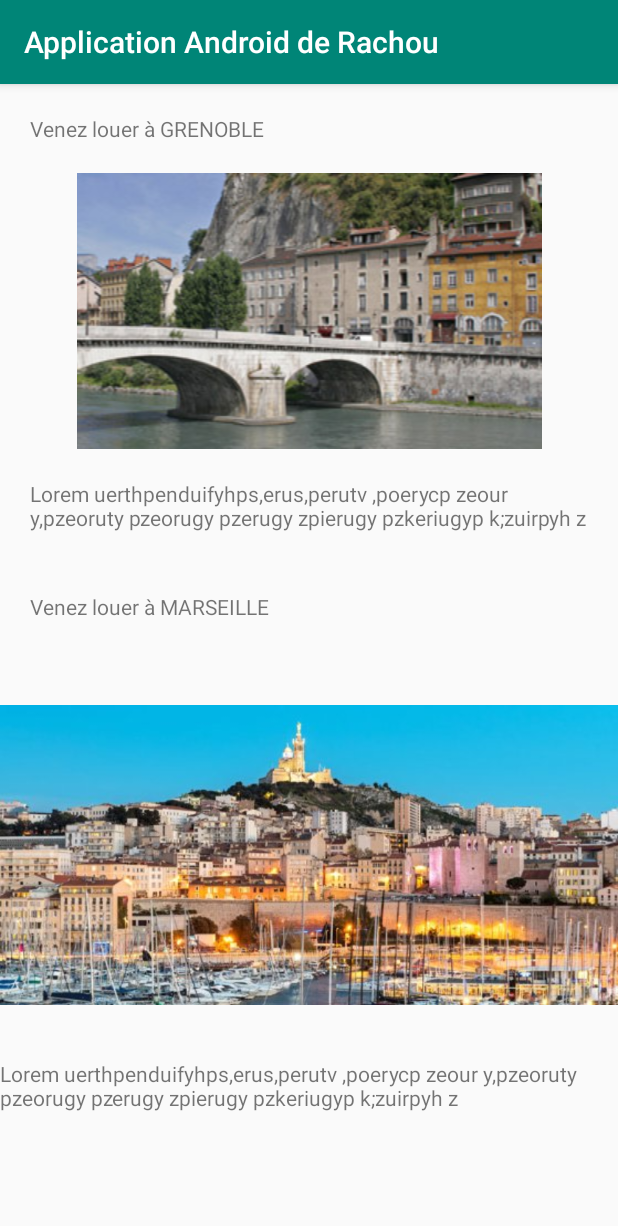
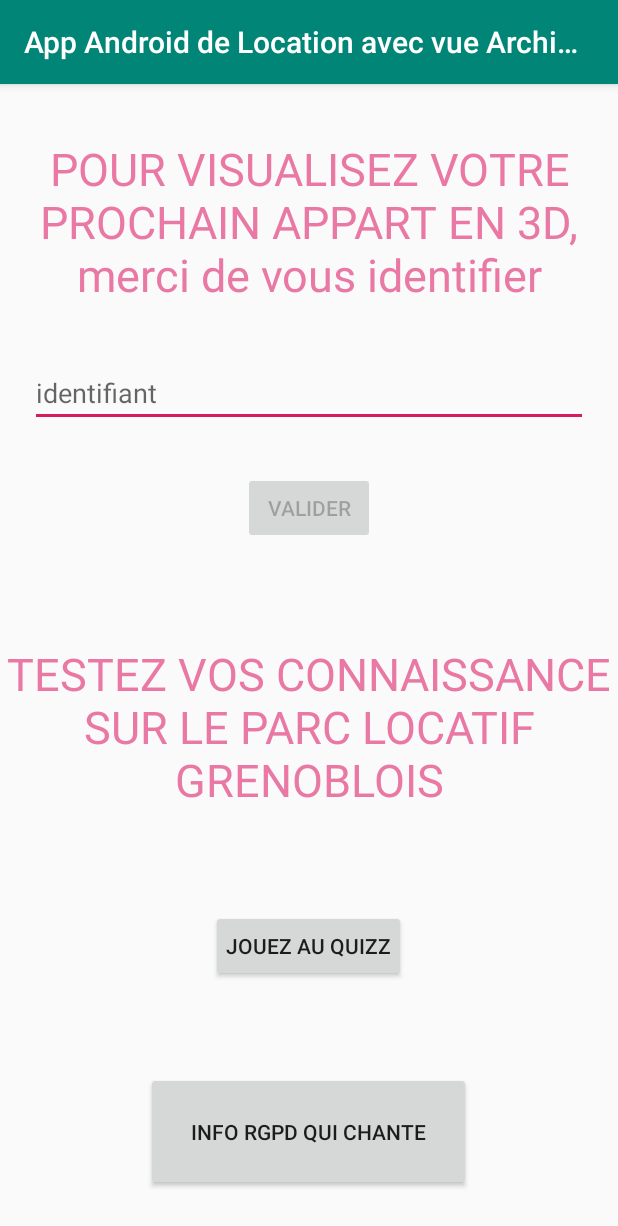
Before and after one commit to RaShellM/AndoidAppMobile, an Android app: the screen it shows after launch (MainActivity), on a phone screen of 412 x 824 dp. Shown: the top 1226 px of the screen. Run offline under Robolectric (Android 15) with nearby library versions, the phone set to English and light mode, and no system bars.

Commit message:
2eme journée avec son et structure ok

```diff
--- a/app/src/main/AndroidManifest.xml
+++ b/app/src/main/AndroidManifest.xml
@@ -9,7 +9,9 @@
         android:roundIcon="@mipmap/ic_launcher_round"
         android:supportsRtl="true"
         android:theme="@style/AppTheme">
-        <activity android:name=".MarseilleActivity"></activity>
+        <activity android:name=".Controller.GameActivity"></activity>
+        <activity android:name=".LocationActivity" />
+        <activity android:name=".MarseilleActivity" />
         <activity android:name=".GrenobleActivity" />
         <activity android:name=".MainActivity">
             <intent-filter>
--- a/app/src/main/java/com/example/appandroidrachou/MainActivity.java
+++ b/app/src/main/java/com/example/appandroidrachou/MainActivity.java
@@ -3,34 +3,88 @@ package com.example.appandroidrachou;
 import androidx.appcompat.app.AppCompatActivity;
 
 import android.content.Intent;
+import android.media.MediaPlayer;
 import android.os.Bundle;
+import android.text.Editable;
+import android.text.TextWatcher;
 import android.view.View;
 import android.widget.Button;
 import android.widget.EditText;
-import android.widget.ImageView;
 import android.widget.TextView;
+
+import com.example.appandroidrachou.Controller.GameActivity;
+import com.example.appandroidrachou.Model.User;
+
+import java.util.List;
 
 public class MainActivity extends AppCompatActivity {
 
-    private ImageView gre;
-    private TextView mMessage;
-    private EditText identifiantInput;
+    private TextView mIdentifMessage;
+    private EditText mIdentifInput;
     private Button mIdentifButton;
+    private Button mInfoButton;
+    private MediaPlayer audio;
+    private Button mGameButton;
+    private MediaPlayer audiosiffle;
+
+    private User mUser;
+
 
     @Override
     protected void onCreate(Bundle savedInstanceState) {
         super.onCreate(savedInstanceState);
         setContentView(R.layout.activity_main);
 
-        this.gre = findViewById(R.id.grenobleImg);
-        gre.setOnClickListener(new View.OnClickListener() {
+        // INSTANCIATIONS
+        mIdentifMessage = (TextView) findViewById(R.id.activity_identifiant_identif_text);
+        mIdentifInput = (EditText) findViewById(R.id.activity_identifiant_identif_input);
+        mIdentifButton = (Button) findViewById(R.id.activity_identifiant_identif_button);
+            //game
+        mGameButton = (Button) findViewById(R.id.activity_game_jouer_button);
+            //info
+        mInfoButton = (Button) findViewById(R.id.activity_identifiant_info_button);
+            //audio
+        audio = MediaPlayer.create(getApplicationContext(), R.raw.sncf);
+        mUser = new User("default");
+
+        //METHODE identif
+        mIdentifButton.setEnabled(false);
+        //METHODE Listener sur input identif
+        mIdentifInput.addTextChangedListener(new TextWatcher() {
+            @Override
+            public void beforeTextChanged(CharSequence s, int start, int count, int after) {
+            }
+            @Override
+            public void onTextChanged(CharSequence s, int start, int before, int count) {
+                mIdentifButton.setEnabled(s.toString().length()>3);
+            }
+            @Override
+            public void afterTextChanged(Editable s) {
+            }
+        });
+        //METHODE aller vers LOCATION
+        mIdentifButton.setOnClickListener(new View.OnClickListener() {
             @Override
             public void onClick(View view) {
-                Intent pageGrenoble = new Intent(getApplicationContext(), GrenobleActivity.class);
-                startActivity(pageGrenoble);
+                mUser.setIdentifiant(mIdentifInput.getText().toString());
+                Intent pageLocation = new Intent(getApplicationContext(), LocationActivity.class);
+                startActivity(pageLocation);
                 finish();
-
+            }
+        });
+        //METHODE aller vers game
+       mGameButton.setOnClickListener(new View.OnClickListener() {
+            @Override
+            public void onClick(View view) {
+                audiosiffle = MediaPlayer.create(MainActivity.this, R.raw.siffle);
+                audiosiffle.start();
+                Intent pageGame = new Intent (MainActivity.this, GameActivity.class);
+                startActivity(pageGame);
+                finish();
             }
         });
     }
+    public void chante (View view){
+        audio.start();
+    }
 }
--- /dev/null
+++ b/app/src/main/java/com/example/appandroidrachou/Model/User.java
@@ -0,0 +1,25 @@
+package com.example.appandroidrachou.Model;
+
+public class User {
+
+
+    private String mIdentifiant;
+
+    public User(String mIdentifiant) {
+        this.mIdentifiant = mIdentifiant;
+    }
+
+    public String getIdentifiant() {
+        return mIdentifiant;
+    }
+
+    public void setIdentifiant(String identifiant) {
+        mIdentifiant = identifiant;
+    }
+
+
+
+
+
+
+}
--- a/app/src/main/res/layout/activity_main.xml
+++ b/app/src/main/res/layout/activity_main.xml
@@ -1,7 +1,6 @@
 <?xml version="1.0" encoding="utf-8"?>
 <LinearLayout
     xmlns:android="http://schemas.android.com/apk/res/android"
-    xmlns:app="http://schemas.android.com/apk/res-auto"
     xmlns:tools="http://schemas.android.com/tools"
     android:layout_width="match_parent"
     android:layout_height="match_parent"
@@ -9,48 +8,64 @@
     tools:context=".MainActivity">
 
     <TextView
-        android:id="@+id/grenobleTitre"
+        android:id="@+id/activity_identifiant_identif_text"
         android:layout_width="match_parent"
         android:layout_height="wrap_content"
-        android:layout_margin="20dp"
-        android:text="@string/grenoble" />
+        android:layout_weight="2"
+        android:textColor="@color/colorPersoR"
+        android:textSize="30sp"
+        android:text="POUR VISUALISEZ VOTRE PROCHAIN APPART EN 3D, merci de vous identifier"
+        android:gravity="center">
+    </TextView>
 
-    <ImageView
-        android:id="@+id/grenobleImg"
+    <EditText
+        android:id="@+id/activity_identifiant_identif_input"
         android:layout_width="match_parent"
         android:layout_height="wrap_content"
-        android:src="@drawable/grenoble"
-        android:visibility="visible"
-        tools:layout_editor_absoluteX="-89dp"
-        tools:layout_editor_absoluteY="217dp" />
+        android:layout_marginEnd="20dp"
+        android:layout_marginStart="20dp"
+
+        android:hint="identifiant">
+    </EditText>
+
+    <Button
+        android:id="@+id/activity_identifiant_identif_button"
+        android:layout_width="wrap_content"
+        android:layout_height="wrap_content"
+        android:layout_margin="30dp"
+        android:padding="10dp"
+        android:layout_gravity="center"
+        android:text="Valider"></Button>
+
     <TextView
-        android:id="@+id/grenobleDesc"
+        android:id="@+id/activity_identifiant_jouer_button"
         android:layout_width="match_parent"
         android:layout_height="wrap_content"
-        android:layout_margin="20dp"
-        android:text="@string/paragraph" />
+        android:layout_weight="2"
+        android:textColor="@color/colorPersoR"
+        android:textSize="30sp"
+        android:text="TESTEZ VOS CONNAISSANCE SUR LE PARC LOCATIF GRENOBLOIS"
+        android:gravity="center">
+    </TextView>
+
+    <Button
+        android:id="@+id/activity_game_jouer_button"
+        android:layout_width="wrap_content"
+        android:layout_height="wrap_content"
+        android:layout_margin="30dp"
+        android:padding="10dp"
+        android:layout_gravity="center"
+        android:text="JOUEZ AU QUIZZ"></Button>
+
+    <Button
+        android:id="@+id/activity_identifiant_info_button"
+        android:layout_width="wrap_content"
+        android:layout_height="wrap_content"
+        android:layout_margin="30dp"
+        android:padding="30dp"
+        android:onClick="chante"
+        android:layout_gravity="center"
+        android:text="Info RGPD qui chante"></Button>
 
 
-    <TextView
-        android:id="@+id/marseilleTitre"
-        android:layout_width="match_parent"
-        android:layout_height="wrap_content"
-        android:layout_margin="20dp"
-        android:text="@string/marseille" />
-
-    <ImageView
-        android:id="@+id/MarseilleImg"
-        android:layout_width="match_parent"
-        android:layout_height="wrap_content"
-        android:background="#00300F0F"
-        android:src="@drawable/marseille"
-        android:visibility="visible"
-        tools:layout_editor_absoluteX="-89dp"
-        tools:layout_editor_absoluteY="217dp" />
-    <TextView
-        android:id="@+id/marseille"
-        android:layout_width="match_parent"
-        android:layout_height="wrap_content"
-        android:text="@string/paragraph" />
-
 </LinearLayout>
--- a/app/src/main/res/values/strings.xml
+++ b/app/src/main/res/values/strings.xml
@@ -1,5 +1,5 @@
 <resources>
-    <string name="app_name">Application Android de Rachou</string>
+    <string name="app_name">App Android de Location avec vue Architecte 3D, by Rachou</string>
     <string name="grenoble">Venez louer à GRENOBLE </string>
     <string name="marseille">Venez louer à MARSEILLE </string>
     <string name="paragraph">Lorem uerthpenduifyhps,erus,perutv ,poerycp zeour y,pzeoruty pzeorugy pzerugy zpierugy pzkeriugyp k;zuirpyh z</string>
```
Also changed, not shown: app/src/main/java/com/example/appandroidrachou/Controller/GameActivity.java (added, +16 -0 lines), app/src/main/java/com/example/appandroidrachou/LocationActivity.java (added, +33 -0 lines), app/src/main/java/com/example/appandroidrachou/Model/Question.java (added, +47 -0 lines), app/src/main/res/layout/activity_game.xml (added, +69 -0 lines), app/src/main/res/layout/activity_identifiant.xml (+14 -1 lines), app/src/main/res/layout/activity_location.xml (added, +56 -0 lines), 2 other files.
